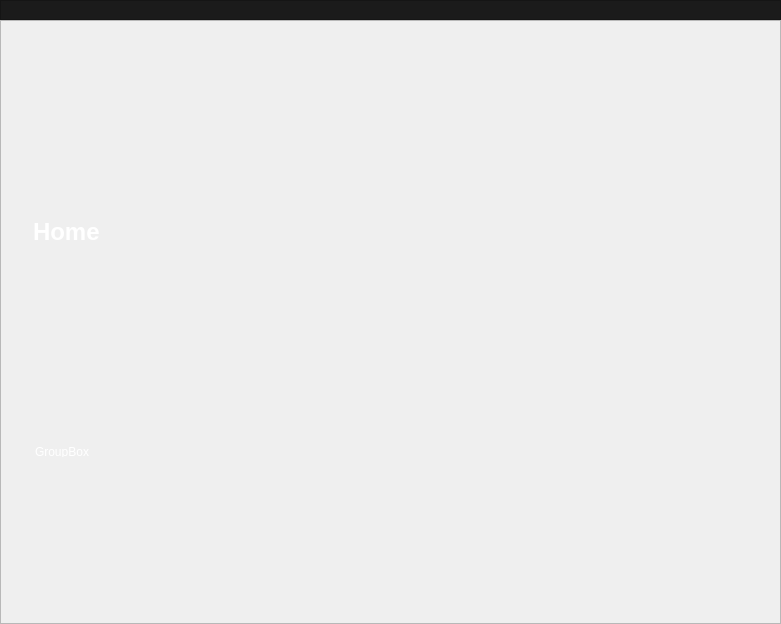
Old version of the form gui/pages/pages.ui in the repository BrunoVieira003/SimpleTexture.
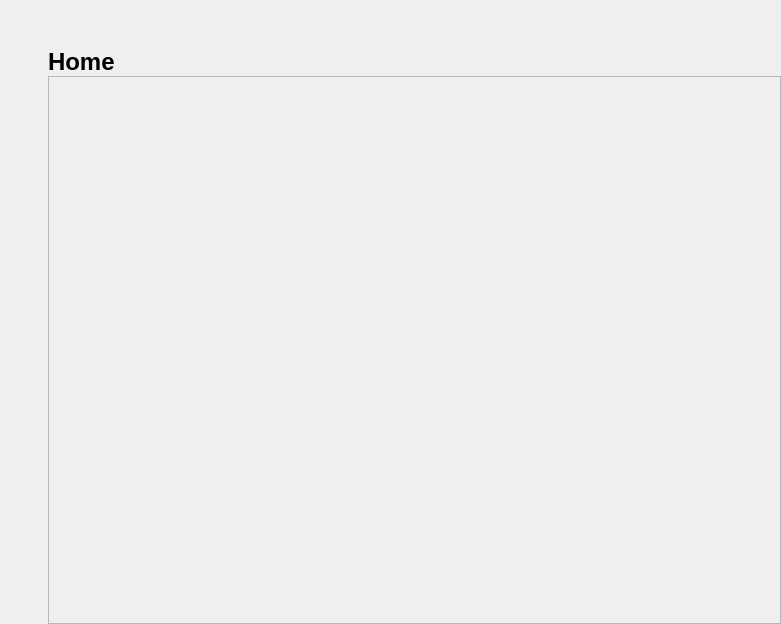
New version of the form. The open tabs and pages were chosen to show the change.

Commit message:
Added page navigation
Buttons with icons have been added to the left menu that allow you to
navigate the application pages

```diff
--- a/gui/pages/pages.ui
+++ b/gui/pages/pages.ui
@@ -22,10 +22,10 @@
      <number>0</number>
     </property>
     <property name="leftMargin">
-     <number>0</number>
+     <number>48</number>
     </property>
     <property name="topMargin">
-     <number>0</number>
+     <number>48</number>
     </property>
     <property name="rightMargin">
      <number>0</number>
@@ -33,109 +33,43 @@
     <property name="bottomMargin">
      <number>0</number>
     </property>
+    <item>
+     <widget class="QLabel" name="home_title">
+      <property name="sizePolicy">
+       <sizepolicy hsizetype="Preferred" vsizetype="Maximum">
+        <horstretch>0</horstretch>
+        <verstretch>0</verstretch>
+       </sizepolicy>
+      </property>
+      <property name="text">
+       <string>&lt;html&gt;&lt;head/&gt;&lt;body&gt;&lt;p&gt;&lt;span style=&quot; font-size:18pt; font-weight:700;&quot;&gt;Home&lt;/span&gt;&lt;/p&gt;&lt;/body&gt;&lt;/html&gt;</string>
+      </property>
+      <property name="margin">
+       <number>0</number>
+      </property>
+     </widget>
+    </item>
     <item>
      <widget class="QFrame" name="frame">
-      <property name="sizePolicy">
-       <sizepolicy hsizetype="Expanding" vsizetype="Expanding">
-        <horstretch>0</horstretch>
-        <verstretch>0</verstretch>
-       </sizepolicy>
-      </property>
-      <property name="maximumSize">
-       <size>
-        <width>16777215</width>
-        <height>20</height>
-       </size>
-      </property>
-      <property name="layoutDirection">
-       <enum>Qt::LeftToRight</enum>
-      </property>
-      <property name="autoFillBackground">
-       <bool>false</bool>
-      </property>
-      <property name="styleSheet">
-       <string notr="true">background-color: rgb(27, 27, 27);</string>
-      </property>
       <property name="frameShape">
        <enum>QFrame::StyledPanel</enum>
       </property>
       <property name="frameShadow">
        <enum>QFrame::Raised</enum>
       </property>
-     </widget>
-    </item>
-    <item>
-     <widget class="QFrame" name="frame_4">
-      <property name="frameShape">
-       <enum>QFrame::StyledPanel</enum>
-      </property>
-      <property name="frameShadow">
-       <enum>QFrame::Raised</enum>
-      </property>
-      <layout class="QVBoxLayout" name="verticalLayout_4">
-       <property name="spacing">
-        <number>32</number>
-       </property>
-       <property name="leftMargin">
-        <number>32</number>
-       </property>
-       <property name="topMargin">
-        <number>32</number>
-       </property>
-       <property name="rightMargin">
-        <number>0</number>
-       </property>
-       <property name="bottomMargin">
-        <number>0</number>
-       </property>
+      <layout class="QVBoxLayout" name="verticalLayout_6">
        <item>
-        <widget class="QLabel" name="label">
-         <property name="sizePolicy">
-          <sizepolicy hsizetype="Preferred" vsizetype="Maximum">
-           <horstretch>0</horstretch>
-           <verstretch>0</verstretch>
-          </sizepolicy>
+        <spacer name="verticalSpacer_3">
+         <property name="orientation">
+          <enum>Qt::Vertical</enum>
          </property>
-         <property name="maximumSize">
+         <property name="sizeHint" stdset="0">
           <size>
-           <width>16777215</width>
-           <height>16777215</height>
+           <width>20</width>
+           <height>521</height>
           </size>
          </property>
-         <property name="styleSheet">
-          <string notr="true">color: rgb(255, 255, 255);
-font: 12pt &quot;Segoe UI&quot;;</string>
-         </property>
-         <property name="text">
-          <string>&lt;html&gt;&lt;head/&gt;&lt;body&gt;&lt;p&gt;&lt;span style=&quot; font-size:18pt; font-weight:700;&quot;&gt;Home&lt;/span&gt;&lt;/p&gt;&lt;/body&gt;&lt;/html&gt;</string>
-         </property>
-         <property name="alignment">
-          <set>Qt::AlignLeading|Qt::AlignLeft|Qt::AlignVCenter</set>
-         </property>
-         <property name="margin">
-          <number>0</number>
-         </property>
-        </widget>
-       </item>
-       <item>
-        <widget class="QGroupBox" name="groupBox_2">
-         <property name="sizePolicy">
-          <sizepolicy hsizetype="Preferred" vsizetype="Maximum">
-           <horstretch>0</horstretch>
-           <verstretch>0</verstretch>
-          </sizepolicy>
-         </property>
-         <property name="styleSheet">
-          <string notr="true">border: none;
-color: rgb(255, 255, 255);</string>
-         </property>
-         <property name="title">
-          <string>GroupBox</string>
-         </property>
-         <property name="flat">
-          <bool>true</bool>
-         </property>
-        </widget>
+        </spacer>
        </item>
       </layout>
      </widget>
@@ -192,22 +126,7 @@
       <property name="frameShadow">
        <enum>QFrame::Raised</enum>
       </property>
-      <layout class="QVBoxLayout" name="verticalLayout_3">
-       <property name="spacing">
-        <number>32</number>
-       </property>
-       <property name="leftMargin">
-        <number>32</number>
-       </property>
-       <property name="topMargin">
-        <number>32</number>
-       </property>
-       <property name="rightMargin">
-        <number>0</number>
-       </property>
-       <property name="bottomMargin">
-        <number>0</number>
-       </property>
+      <layout class="QVBoxLayout" name="verticalLayout_4">
        <item>
         <widget class="QLabel" name="label_2">
          <property name="sizePolicy">
@@ -238,27 +157,17 @@
         </widget>
        </item>
        <item>
-        <widget class="QGroupBox" name="groupBox">
-         <property name="sizePolicy">
-          <sizepolicy hsizetype="Preferred" vsizetype="Maximum">
-           <horstretch>0</horstretch>
-           <verstretch>0</verstretch>
-          </sizepolicy>
+        <spacer name="verticalSpacer">
+         <property name="orientation">
+          <enum>Qt::Vertical</enum>
          </property>
-         <property name="styleSheet">
-          <string notr="true">border: none;
-color: rgb(255, 255, 255);</string>
+         <property name="sizeHint" stdset="0">
+          <size>
+           <width>20</width>
+           <height>40</height>
+          </size>
          </property>
-         <property name="title">
-          <string>Appearence</string>
-         </property>
-         <property name="flat">
-          <bool>true</bool>
-         </property>
-         <property name="checkable">
-          <bool>false</bool>
-         </property>
-        </widget>
+        </spacer>
        </item>
       </layout>
      </widget>
```
Left out of the diff: 98 changed lines with no effect on the pictures. The commit also changes 5 other files.
